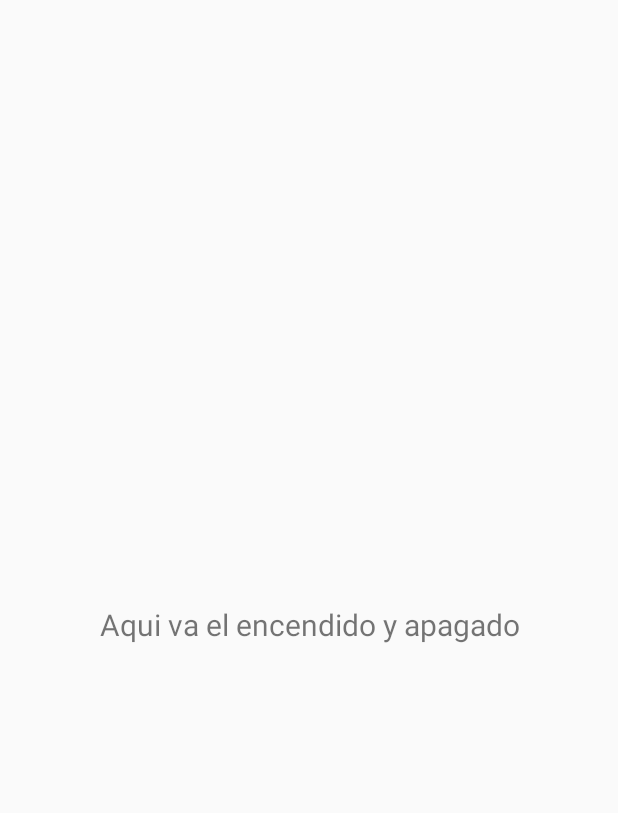
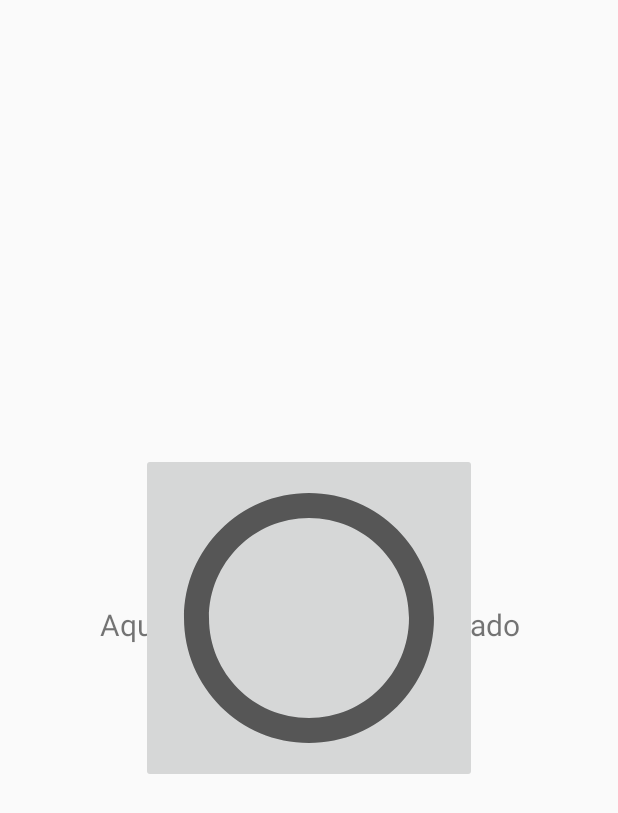
Before and after one commit to FerNanDoAnc/Edel_Home, an Android app: the fragment HomeFragment shown on its own in the app's theme, on a phone screen of 412 x 824 dp. Shown: the top 813 px of the screen. Run offline under Robolectric (Android 15) with nearby library versions, the phone set to English and light mode, and no system bars; network calls fail; 2 statements that could not run were skipped.

Commit message:
avance buton

```diff
--- a/app/src/main/java/com/example/fera1999/edelh/LoginActivity.java
+++ b/app/src/main/java/com/example/fera1999/edelh/LoginActivity.java
@@ -51,7 +51,7 @@ public class LoginActivity extends AppCompatActivity {
     }
     public void doLogin() {
         StringRequest stringRequest = new StringRequest(Request.Method.POST,
-                "http://192.168.1.10:80/edelhome/doLogin.php", new Response.Listener<String>() {
+                "http://192.168.1.44:80/edelhome/doLogin.php", new Response.Listener<String>() {
             @Override
             public void onResponse(String response) {
                 if(!response.isEmpty()){
--- a/app/src/main/java/com/example/fera1999/edelh/ui/home/HomeFragment.java
+++ b/app/src/main/java/com/example/fera1999/edelh/ui/home/HomeFragment.java
@@ -4,8 +4,8 @@ import android.os.Bundle;
 import android.view.LayoutInflater;
 import android.view.View;
 import android.view.ViewGroup;
+import android.widget.ImageButton;
 import android.widget.TextView;
-
 import androidx.annotation.NonNull;
 import androidx.annotation.Nullable;
 import androidx.fragment.app.Fragment;
@@ -14,16 +14,25 @@ import androidx.lifecycle.ViewModelProviders;
 
 import com.example.fera1999.edelh.R;
 
+
 public class HomeFragment extends Fragment {
 
     private HomeViewModel homeViewModel;
+    ImageButton btnEncender;
+    public View onCreateView(@NonNull LayoutInflater inflater,ViewGroup container, Bundle savedInstanceState) {
 
-    public View onCreateView(@NonNull LayoutInflater inflater,
-                             ViewGroup container, Bundle savedInstanceState) {
-        homeViewModel =
-                ViewModelProviders.of(this).get(HomeViewModel.class);
+        btnEncender= btnEncender.findViewById(R.id.btnEncender);
+        btnEncender.setOnClickListener(new View.OnClickListener() {
+            @Override
+            public void onClick(View view) {
+
+            }
+        });
+
+        homeViewModel = ViewModelProviders.of(this).get(HomeViewModel.class);
         View root = inflater.inflate(R.layout.fragment_home, container, false);
         final TextView textView = root.findViewById(R.id.text_home);
+
         homeViewModel.getText().observe(getViewLifecycleOwner(), new Observer<String>() {
             @Override
             public void onChanged(@Nullable String s) {
@@ -31,5 +40,8 @@ public class HomeFragment extends Fragment {
             }
         });
         return root;
+
     }
+
+
 }
--- a/app/src/main/java/com/example/fera1999/edelh/ui/switches/SwitchesFragment.java
+++ b/app/src/main/java/com/example/fera1999/edelh/ui/switches/SwitchesFragment.java
@@ -4,6 +4,7 @@ import android.os.Bundle;
 import android.view.LayoutInflater;
 import android.view.View;
 import android.view.ViewGroup;
+import android.widget.ImageButton;
 import android.widget.TextView;
 
 import androidx.annotation.NonNull;
@@ -15,6 +16,8 @@ import androidx.lifecycle.ViewModelProviders;
 import com.example.fera1999.edelh.R;
 
 public class SwitchesFragment extends Fragment {
+
+
 
     private SwitchesViewModel slideshowViewModel;
 
--- /dev/null
+++ b/app/src/main/res/drawable/boton_encender.xml
@@ -0,0 +1,5 @@
+<vector android:height="200dp" android:tint="?attr/colorControlNormal"
+    android:viewportHeight="24" android:viewportWidth="24"
+    android:width="200dp" xmlns:android="http://schemas.android.com/apk/res/android">
+    <path android:fillColor="@android:color/white" android:pathData="M12,2C6.48,2 2,6.48 2,12s4.48,10 10,10 10,-4.48 10,-10S17.52,2 12,2zM12,20c-4.42,0 -8,-3.58 -8,-8s3.58,-8 8,-8 8,3.58 8,8 -3.58,8 -8,8z"/>
+</vector>
--- a/app/src/main/res/layout/content_main.xml
+++ b/app/src/main/res/layout/content_main.xml
@@ -17,4 +17,5 @@
         app:layout_constraintRight_toRightOf="parent"
         app:layout_constraintTop_toTopOf="parent"
         app:navGraph="@navigation/mobile_navigation" />
+
 </androidx.constraintlayout.widget.ConstraintLayout>
--- a/app/src/main/res/layout/fragment_home.xml
+++ b/app/src/main/res/layout/fragment_home.xml
@@ -4,6 +4,7 @@
     xmlns:tools="http://schemas.android.com/tools"
     android:layout_width="match_parent"
     android:layout_height="match_parent"
+    android:onClick="@string/button_encender"
     tools:context=".ui.home.HomeFragment">
 
     <TextView
@@ -13,10 +14,26 @@
         android:layout_marginStart="8dp"
         android:layout_marginTop="8dp"
         android:layout_marginEnd="8dp"
+        android:onClick="@string/button_encender"
         android:textAlignment="center"
         android:textSize="20sp"
         app:layout_constraintBottom_toBottomOf="parent"
         app:layout_constraintEnd_toEndOf="parent"
         app:layout_constraintStart_toStartOf="parent"
         app:layout_constraintTop_toTopOf="parent" />
+
+    <ImageButton
+        android:id="@+id/btnEncender"
+        android:layout_width="wrap_content"
+        android:layout_height="wrap_content"
+        android:layout_marginStart="24dp"
+        android:layout_marginTop="24dp"
+        android:layout_marginEnd="24dp"
+        android:layout_marginBottom="24dp"
+        android:contentDescription="@string/button_encender"
+        android:src="@drawable/boton_encender"
+        app:layout_constraintBottom_toBottomOf="parent"
+        app:layout_constraintEnd_toEndOf="parent"
+        app:layout_constraintStart_toStartOf="parent"
+        app:layout_constraintTop_toTopOf="parent" />
 </androidx.constraintlayout.widget.ConstraintLayout>
--- a/app/src/main/res/layout/fragment_switches.xml
+++ b/app/src/main/res/layout/fragment_switches.xml
@@ -19,4 +19,5 @@
         app:layout_constraintEnd_toEndOf="parent"
         app:layout_constraintStart_toStartOf="parent"
         app:layout_constraintTop_toTopOf="parent" />
+
 </androidx.constraintlayout.widget.ConstraintLayout>
--- a/app/src/main/res/values/strings.xml
+++ b/app/src/main/res/values/strings.xml
@@ -22,5 +22,6 @@
     <string name="input_new_password_confirm">Confirme su nueva contraseña</string>
     <string name="button_new_password_save">Actualizar contraseña</string>
     <string name="button_crear_usuario">Crear</string>
+    <string name="button_encender">Encender</string>
     <string name="empty_contentDescription"> </string>
 </resources>
```
Also changed, not shown: app/src/main/res/drawable/boton_apagar.xml (added, +10 -0 lines), app/src/main/res/layout/main_fragment.xml (+16 -6 lines).
